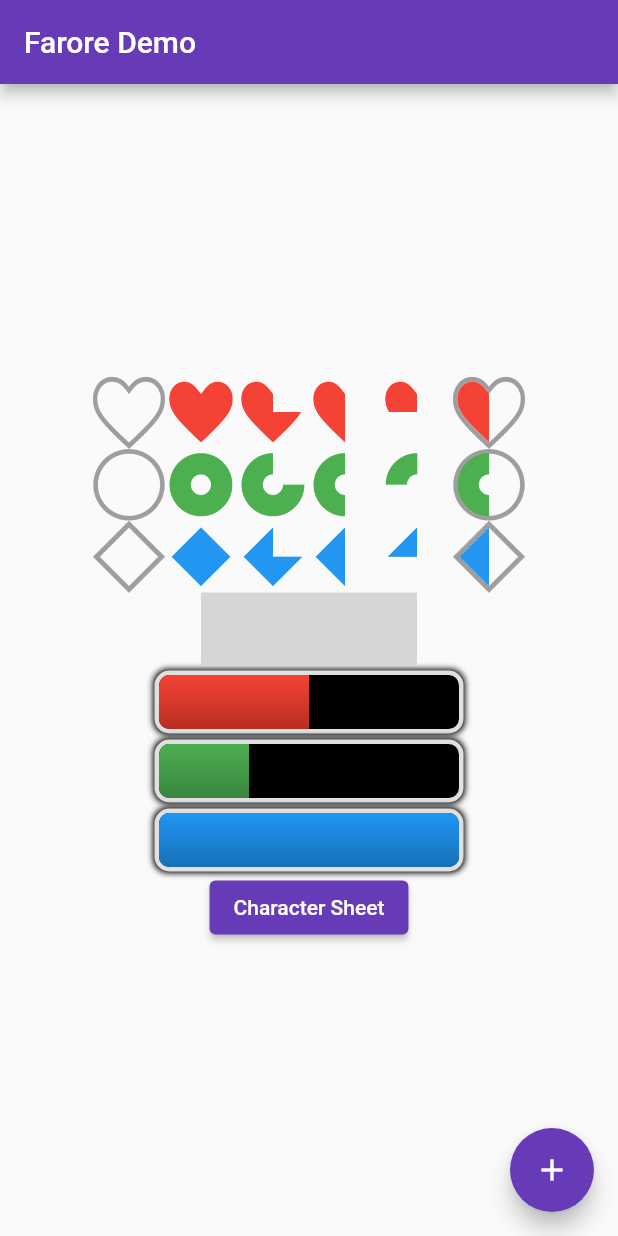
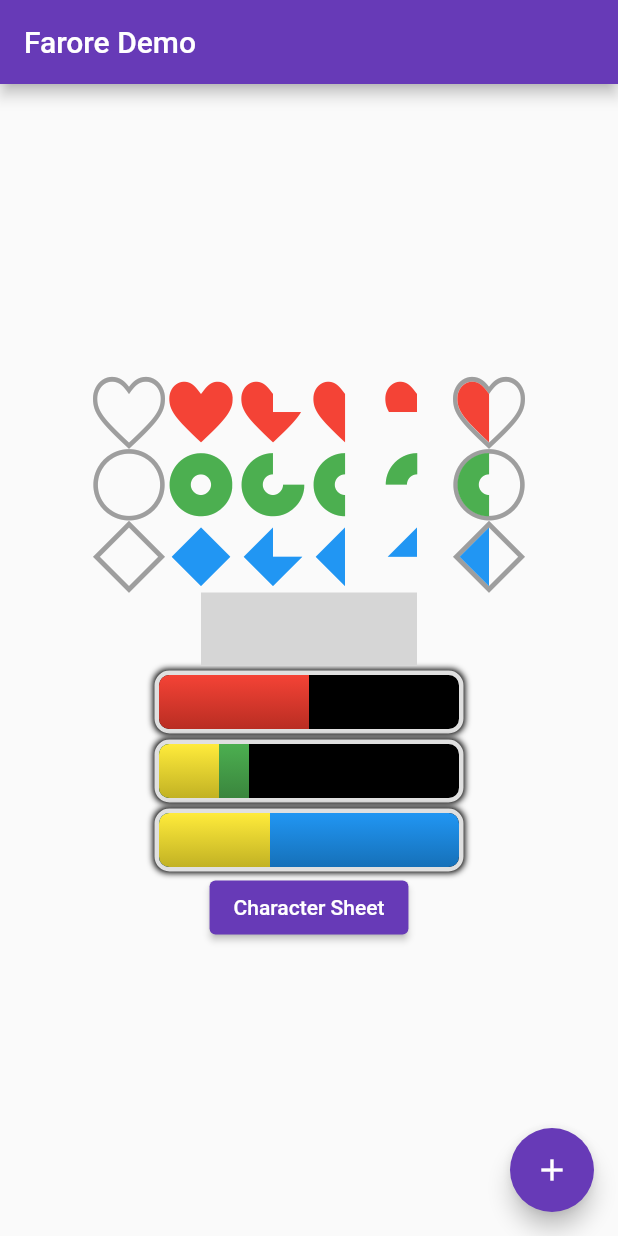
Before and after one commit to ReclaimTheWild/farore, a Flutter app: the screen it shows after launch, on a phone screen of 412 x 824 dp. Run offline on Flutter 3.47's test engine with Material 2 defaults, Android fonts, the phone set to English and light mode, and no system bars; our stand-ins replace flutter_bloc, go_router, numberpicker, simple_animations; missing offline and left inert: icon_decoration; grey boxes are pictures that could not be loaded.

Commit message:
Added Support for Temp Values

```diff
--- a/lib/main.dart
+++ b/lib/main.dart
@@ -341,22 +341,33 @@ class _MyHomePageState extends State<MyHomePage> {
               child: ZeldaGauge(
                 max: 40,
                 value: healthValue,
+                tempValue: 0,
                 mainColor: Colors.red,
               ),
             ),
             const SizedBox(height: 4),
             SizedBox(
               width: MediaQuery.of(context).size.width / 2,
-              child: ZeldaGauge(max: 40, value: 12, mainColor: Colors.green),
+              child: const ZeldaGauge(
+                max: 40,
+                value: 12,
+                tempValue: 8,
+                mainColor: Colors.green,
+              ),
             ),
             const SizedBox(height: 4),
             SizedBox(
               width: MediaQuery.of(context).size.width / 2,
-              child: ZeldaGauge(max: 16, value: 16, mainColor: Colors.blue),
+              child: const ZeldaGauge(
+                max: 16,
+                value: 16,
+                tempValue: 6,
+                mainColor: Colors.blue,
+              ),
             ),
             ElevatedButton(
+              onPressed: goCharaSheet,
               child: const Text("Character Sheet"),
-              onPressed: goCharaSheet,
             ),
           ],
         ),
--- a/lib/presentation/character_sheet_view/widgets/zelda_gauge.dart
+++ b/lib/presentation/character_sheet_view/widgets/zelda_gauge.dart
@@ -1,17 +1,19 @@
 import 'package:flutter/material.dart';
 
 class ZeldaGauge extends StatefulWidget {
-  int max;
-  int temp;
-  int value;
+  final int max;
+  final int temp;
+  final int value;
+  final int tempValue;
 
   final Color emptyColor;
   final Color mainColor;
   final Color tempColor;
 
-  ZeldaGauge({
+  const ZeldaGauge({
     required this.max,
     required this.value,
+    required this.tempValue,
     this.temp = 0,
     this.emptyColor = Colors.black,
     required this.mainColor,
@@ -26,9 +28,14 @@ class ZeldaGauge extends StatefulWidget {
 class _ZeldaGaugeState extends State<ZeldaGauge>
     with SingleTickerProviderStateMixin {
   late Animation<double> _animation;
+  late Animation<double> _tempAnimation;
   late AnimationController _controller;
+
   double _currentBegin = 0;
   double _currentEnd = 0;
+
+  double _tempCurrentBegin = 0;
+  double _tempCurrentEnd = 0;
 
   @override
   void initState() {
@@ -38,6 +45,7 @@ class _ZeldaGaugeState extends State<ZeldaGauge>
       vsync: this,
     );
     _animation = Tween<double>(begin: 0, end: 1).animate(_controller);
+    _tempAnimation = Tween<double>(begin: 0, end: 1).animate(_controller);
     triggerAnimation();
   }
 
@@ -65,58 +73,46 @@ class _ZeldaGaugeState extends State<ZeldaGauge>
 
       _animation = Tween<double>(begin: _currentBegin, end: _currentEnd)
           .animate(_controller);
+
+      _tempCurrentBegin = _tempAnimation.value;
+
+      if (widget.tempValue == 0 || widget.max == 0) {
+        _tempCurrentEnd = 0;
+      } else {
+        _tempCurrentEnd = widget.tempValue.toDouble() / widget.max.toDouble();
+      }
+
+      _tempAnimation =
+          Tween<double>(begin: _tempCurrentBegin, end: _tempCurrentEnd)
+              .animate(_controller);
     });
     _controller.reset();
     _controller.forward();
   }
 
   @override
-  Widget build(BuildContext context) => _AnimatedZeldaGauge(
+  Widget build(BuildContext context) => _AnimatedZeldaGauges(
         animation: _animation,
+        tempAnimation: _tempAnimation,
         widget: widget,
       );
 }
 
-class _AnimatedZeldaGauge extends AnimatedWidget {
+class _AnimatedZeldaGauges extends StatelessWidget {
   final ZeldaGauge widget;
 
-  const _AnimatedZeldaGauge({
+  final Animation<double> animation;
+  final Animation<double> tempAnimation;
+
+  const _AnimatedZeldaGauges({
     Key? key,
-    required Animation<double> animation,
+    required this.animation,
+    required this.tempAnimation,
     required this.widget,
-  }) : super(key: key, listenable: animation);
-
-  double transformValue(num x, num begin, num end, num before) {
-    final double y = (end * x - (begin - before)) * (1 / before);
-    return y < 0 ? 0 : ((y > 1) ? 1 : y);
-  }
+  }) : super(key: key);
 
   @override
   Widget build(BuildContext context) {
-    final animation = listenable as Animation<double>;
-    final mainColor = widget.mainColor;
-
-    final progressWidgets = <Widget>[];
-    const border = BorderRadius.only(
-      topLeft: Radius.circular(7),
-      bottomLeft: Radius.circular(7),
-    );
-    final border2 = BorderRadius.circular(7);
-    final Widget progressWidget = Container(
-      decoration: BoxDecoration(
-        gradient: LinearGradient(
-          colors: [
-            mainColor,
-            HSLColor.fromColor(mainColor).withLightness(0.2).toColor(),
-          ],
-          begin: Alignment.topCenter,
-          end: const Alignment(0, 4.0),
-        ),
-        borderRadius: animation.value == 1 ? border2 : border,
-      ),
-    );
-    progressWidgets.add(progressWidget);
-
     return Directionality(
       textDirection: TextDirection.ltr,
       child: Container(
@@ -136,7 +132,61 @@ class _AnimatedZeldaGauge extends AnimatedWidget {
             ),
           ],
         ),
-        child: Flex(
+        child: Stack(
+          alignment: AlignmentDirectional.center,
+          children: [
+            _AnimatedZeldaGauge(animation: animation, color: widget.mainColor),
+            _AnimatedZeldaGauge(
+              animation: tempAnimation,
+              color: widget.tempColor,
+            ),
+          ],
+        ),
+      ),
+    );
+  }
+}
+
+class _AnimatedZeldaGauge extends AnimatedWidget {
+  final Color color;
+
+  const _AnimatedZeldaGauge({
+    Key? key,
+    required Animation<double> animation,
+    required this.color,
+  }) : super(key: key, listenable: animation);
+
+  double transformValue(num x, num begin, num end, num before) {
+    final double y = (end * x - (begin - before)) * (1 / before);
+    return y < 0 ? 0 : ((y > 1) ? 1 : y);
+  }
+
+  @override
+  Widget build(BuildContext context) {
+    final animation = listenable as Animation<double>;
+
+    final progressWidgets = <Widget>[];
+    const border = BorderRadius.only(
+      topLeft: Radius.circular(7),
+      bottomLeft: Radius.circular(7),
+    );
+    final border2 = BorderRadius.circular(7);
+    final Widget progressWidget = Container(
+      decoration: BoxDecoration(
+        gradient: LinearGradient(
+          colors: [
+            color,
+            HSLColor.fromColor(color).withLightness(0.2).toColor(),
+          ],
+          begin: Alignment.topCenter,
+          end: const Alignment(0, 4.0),
+        ),
+        borderRadius: animation.value == 1 ? border2 : border,
+      ),
+    );
+    progressWidgets.add(progressWidget);
+
+    return Flex(
       direction: Axis.horizontal,
       verticalDirection: VerticalDirection.down,
       children: <Widget>[
@@ -151,8 +201,6 @@ class _AnimatedZeldaGauge extends AnimatedWidget {
           child: Container(),
         ),
       ],
-        ),
-      ),
     );
   }
 }
--- a/pubspec.yaml
+++ b/pubspec.yaml
@@ -18,7 +18,7 @@ publish_to: 'none' # Remove this line if you wish to publish to pub.dev
 version: 1.0.0+1
 
 environment:
-  sdk: ">=2.17.0-69.2.beta <3.0.0"
+  sdk: ">=2.16.2 <3.0.0"
 
 dependencies:
   cupertino_icons: ^1.0.2
```
Also changed, not shown: lib/presentation/character_sheet_view/widgets/resource_editor.dart (+29 -0 lines), lib/presentation/character_sheet_view/widgets/zelda_resource_counter.dart (+67 -18 lines), pubspec.lock, 1 other file. Lines whose indentation alone changed are shown as unchanged.
